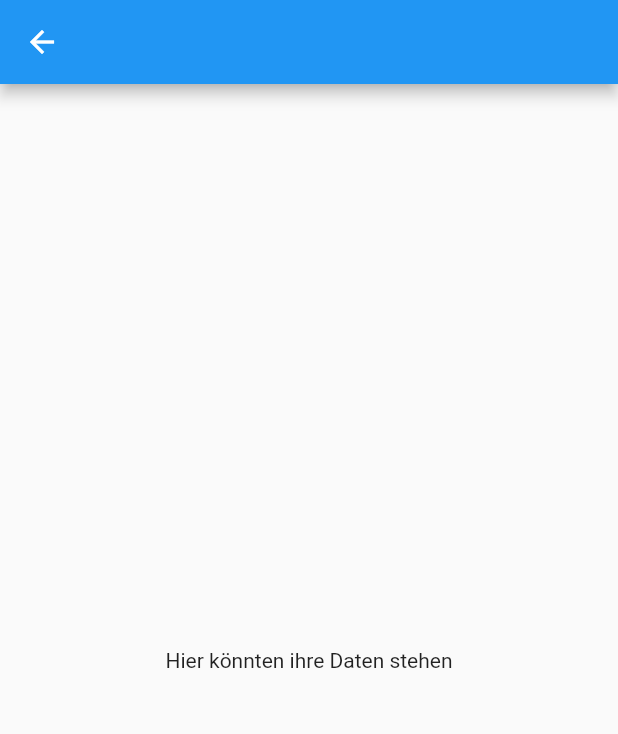
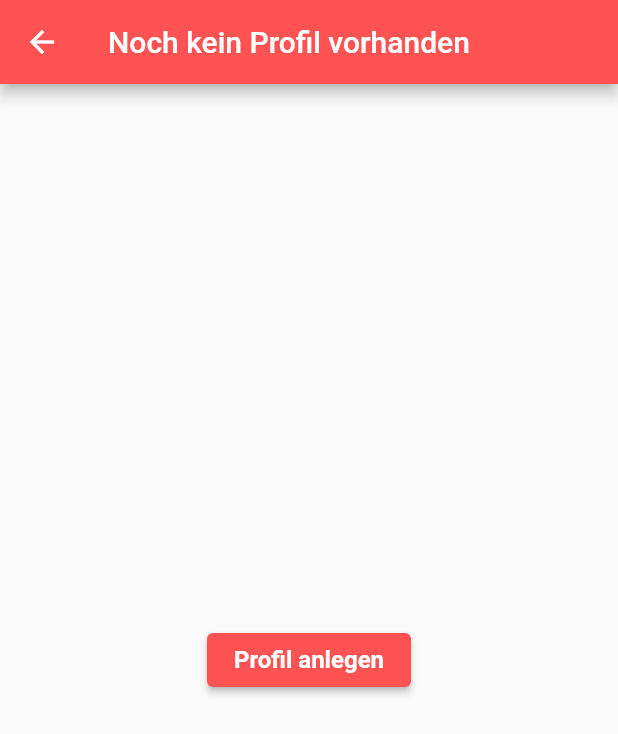
Before and after one commit to RaJoBra/UniPaiSity, a Flutter app: the Feed screen opened directly, after a tap on the "person" icon, on a phone screen of 412 x 824 dp. Shown: the top 734 px of the screen. Run offline on Flutter 3.47's test engine with Material 2 defaults, Android fonts, the phone set to English and light mode, and no system bars; our stand-ins replace cached_network_image, flutter_html, ionicons; missing offline and left inert: webfeed; network calls fail; Roboto replaces fonts that are missing (Arial).

Commit message:
Adjust Color Theme on all Pages

```diff
--- a/uniparcity/lib/ProfileForm.dart
+++ b/uniparcity/lib/ProfileForm.dart
@@ -20,6 +20,7 @@ class Profilform extends StatelessWidget {
   Widget build(BuildContext context) {
     return Scaffold(
       appBar: AppBar(
+        backgroundColor: Colors.redAccent,
         leading: IconButton(
           icon: Icon(Icons.arrow_back),
           onPressed: () {
@@ -115,6 +116,9 @@ class Profilform extends StatelessWidget {
                 width: double.infinity,
                 height: 50,
                 child: ElevatedButton(
+                  style: ElevatedButton.styleFrom(
+                    primary: Colors.redAccent,
+                  ),
                   onPressed: () {
                     PROFILEEXISTS = true;
                     var CreateStudent = Student(
--- a/uniparcity/lib/feed.dart
+++ b/uniparcity/lib/feed.dart
@@ -57,6 +57,7 @@ class _FeedState extends State<Feed> {
 
     return Scaffold(
       appBar: AppBar(
+        backgroundColor: Colors.redAccent,
         automaticallyImplyLeading: false,
         title: const Text("Feed"),
         actions:<Widget>[
--- a/uniparcity/lib/onboarding.dart
+++ b/uniparcity/lib/onboarding.dart
@@ -10,6 +10,7 @@ class Onboarding extends StatelessWidget {
   Widget build(BuildContext context) {
     return Scaffold(
       appBar: AppBar(
+          backgroundColor: Colors.redAccent,
         automaticallyImplyLeading: false,
         title: const Text("Onboarding"),
         actions: <Widget>[
--- a/uniparcity/lib/planninglist.dart
+++ b/uniparcity/lib/planninglist.dart
@@ -25,6 +25,7 @@ class PlanningListState extends State<PlanningList> {
   Widget build(BuildContext context) {
     return Scaffold(
         appBar: AppBar(
+            backgroundColor: Colors.redAccent,
             automaticallyImplyLeading: false,
             title: const Text('Packliste'),
             actions: <Widget>[
--- a/uniparcity/lib/profil.dart
+++ b/uniparcity/lib/profil.dart
@@ -2,9 +2,9 @@ import 'package:flutter/material.dart';
 import 'package:uniparcity/CustomBottomNavBar.dart';
 import 'ProfileForm.dart';
 import 'config.dart';
+import 'dataHandler.dart';
 
 class Profil extends StatefulWidget {
-
   const Profil({Key? key}) : super(key: key);
 
   @override
@@ -14,16 +14,56 @@ class Profil extends StatefulWidget {
 class _ProfilState extends State<Profil> {
   bool profileData;
 
+  DataHandler handler = new DataHandler();
+
   _ProfilState({this.profileData = false});
 
   @override
   Widget build(BuildContext context) {
-    if (PROFILEEXISTS == true) {
+    if (PROFILEEXISTS == false) {
       return Scaffold(
-        appBar: AppBar(), //hier AppBar von euch einsetzen
-        body: profileData
-            ? Column(
+        appBar: AppBar(
+          backgroundColor: Colors.redAccent,
+          title: Text("Noch kein Profil vorhanden"),
+        ), //hier AppBar von euch einsetzen
+        body: Container(
+          alignment: Alignment.center,
+          child: ElevatedButton(
+            style: ElevatedButton.styleFrom(
+              primary: Colors.redAccent,
+            ),
+            onPressed: () => Navigator.push(
+                context, MaterialPageRoute(builder: (context) => Profilform())),
+            child: const Text(
+              'Profil anlegen ',
+              textAlign: TextAlign.center,
+              softWrap: true,
+              style: TextStyle(
+                fontFamily: 'Arial',
+                fontWeight: FontWeight.bold,
+                fontSize: 16,
+              ),
+            ),
+          ),
+        ),
+      );
+    } else {
+      return Scaffold(
+          appBar: AppBar(
+              title: Text('Dein Profil'),
+              backgroundColor: Colors.redAccent,
+              // Hier einfach noch das hinzufügen was ihr in eurer AppBar wollt
+              leading: IconButton(
+                icon: Icon(Icons.arrow_back),
+                onPressed: () => setState(() {
+                  profileData = false;
+                }),
+              )),
+          body: Column(
             children: [
+              Padding(
+                padding: EdgeInsets.all(20),
+              ),
               Container(
                 alignment: Alignment.topCenter,
                 child: const Icon(
@@ -31,6 +71,9 @@ class _ProfilState extends State<Profil> {
                   size: 80,
                   color: Colors.blue,
                 ),
+              ),
+              Padding(
+                padding: EdgeInsets.all(20),
               ),
               Row(
                 mainAxisAlignment: MainAxisAlignment.spaceAround,
@@ -55,59 +98,8 @@ class _ProfilState extends State<Profil> {
                   ),
                 ],
               ),
-            Spacer(),
-            Padding(
-              padding: const EdgeInsets.all(20),
-              child: ElevatedButton(
-                onPressed: () => setState(() {
-                  profileData = true;
-                }),
-                child: const Text(
-                  'persönliche Daten',
-                  textAlign: TextAlign.center,
-                  softWrap: true,
-                  style: TextStyle(
-                    fontFamily: 'Arial',
-                    fontWeight: FontWeight.bold,
-                    fontSize: 16,
-                  ),
-                ),
-              ),
-            ),
             ],
-        )
-            : Container(
-          alignment: Alignment.center,
-          child: ElevatedButton(
-            onPressed: () => Navigator.push(context,
-                MaterialPageRoute(builder: (context) => Profilform())),
-            child: const Text(
-              'Profil anlegen ',
-              textAlign: TextAlign.center,
-              softWrap: true,
-              style: TextStyle(
-                fontFamily: 'Arial',
-                fontWeight: FontWeight.bold,
-                fontSize: 16,
-              ),
-            ),
-          ),
-        ),
-      );
-    } else {
-      return Scaffold(
-        appBar: AppBar(
-          // Hier einfach noch das hinzufügen was ihr in eurer AppBar wollt
-            leading: IconButton(
-              icon: Icon(Icons.arrow_back),
-              onPressed: () => setState(() {
-                profileData = false;
-              }),
-            )),
-        body: const Center(
-          child: Text('Hier könnten ihre Daten stehen'),
-        ),
-      );
+          ));
     }
   }
 }
--- a/uniparcity/lib/universities.dart
+++ b/uniparcity/lib/universities.dart
@@ -35,6 +35,7 @@ class _UniversitiesState extends State<Universities> {
   Widget build(BuildContext context) {
     return Scaffold(
       appBar: AppBar(
+        backgroundColor: Colors.redAccent,
         automaticallyImplyLeading: false,
         title: const Text("Universitätsfinder"),
         actions: <Widget>[
--- a/uniparcity/lib/viewRssFeed.dart
+++ b/uniparcity/lib/viewRssFeed.dart
@@ -27,6 +27,7 @@ class _ViewRssScreenState extends State<ViewRssScreen> {
 
     return Scaffold(
       appBar: AppBar(
+        backgroundColor: Colors.redAccent,
         leading: IconButton(
           icon:Icon(Ionicons.arrow_back),
           onPressed: ()=> Navigator.pushReplacement(context,
```
Lines whose indentation alone changed are shown as unchanged.
